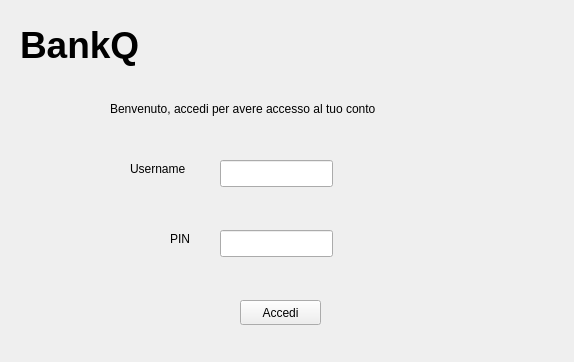
Qt form BankQ/mainwindow.ui (marcofranceschini/p2_project) before a commit.
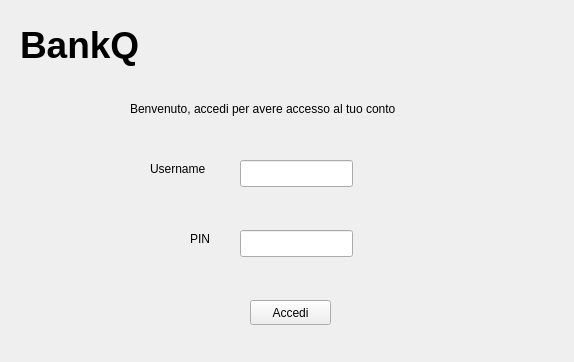
The same form after that commit.

```diff
--- a/BankQ/mainwindow.ui
+++ b/BankQ/mainwindow.ui
@@ -17,7 +17,7 @@
    <widget class="QLabel" name="label">
     <property name="geometry">
      <rect>
-      <x>130</x>
+      <x>150</x>
       <y>160</y>
       <width>71</width>
       <height>17</height>
@@ -30,7 +30,7 @@
    <widget class="QLabel" name="label_2">
     <property name="geometry">
      <rect>
-      <x>170</x>
+      <x>190</x>
       <y>230</y>
       <width>31</width>
       <height>17</height>
@@ -43,7 +43,7 @@
    <widget class="QToolButton" name="toolButton">
     <property name="geometry">
      <rect>
-      <x>240</x>
+      <x>250</x>
       <y>300</y>
       <width>81</width>
       <height>25</height>
@@ -56,7 +56,7 @@
    <widget class="QLineEdit" name="lineEdit">
     <property name="geometry">
      <rect>
-      <x>220</x>
+      <x>240</x>
       <y>160</y>
       <width>113</width>
       <height>27</height>
@@ -66,7 +66,7 @@
    <widget class="QLineEdit" name="lineEdit_2">
     <property name="geometry">
      <rect>
-      <x>220</x>
+      <x>240</x>
       <y>230</y>
       <width>113</width>
       <height>27</height>
@@ -92,9 +92,9 @@
    <widget class="QLabel" name="label_4">
     <property name="geometry">
      <rect>
-      <x>110</x>
+      <x>130</x>
       <y>100</y>
-      <width>341</width>
+      <width>311</width>
       <height>17</height>
      </rect>
     </property>
```
